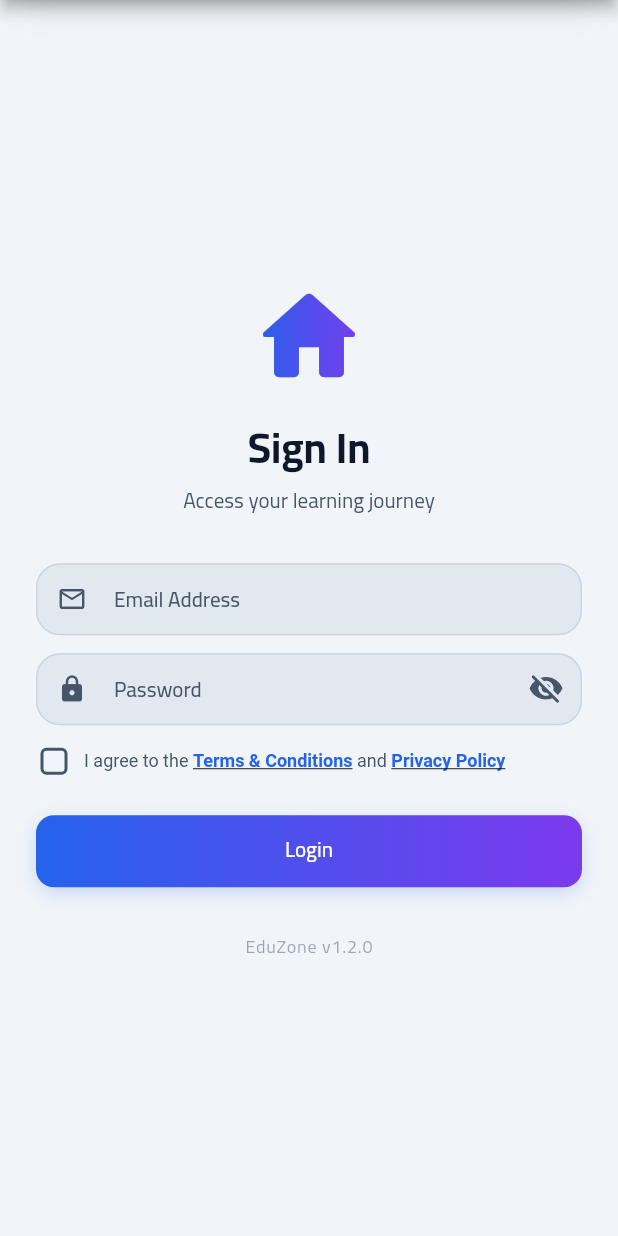
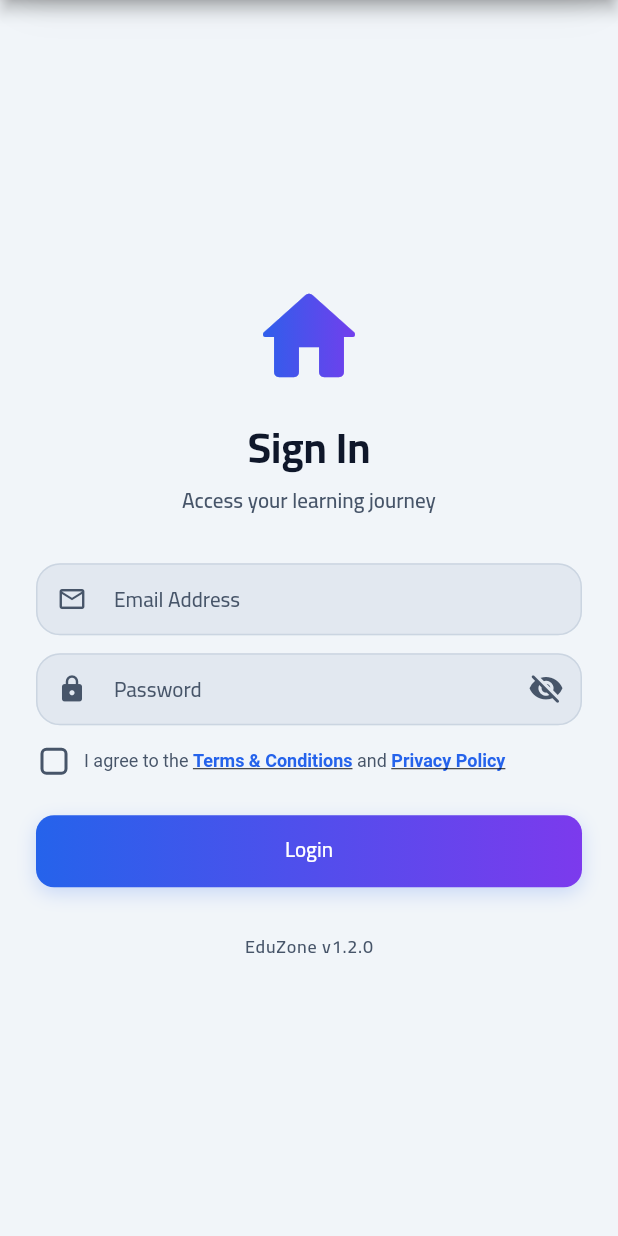
Before and after one commit to mi9092921-alt/EduZone_App, a Flutter app: the screen it shows after launch, on a phone screen of 412 x 824 dp. Run offline on Flutter 3.47's test engine with Material 3 defaults, Android fonts, the phone set to English and light mode, and no system bars; our stand-ins replace cached_network_image, connectivity_plus, device_info_plus, dio, equatable, firebase_core and 21 more; missing offline and left inert: background_downloader, encrypt, flutter_inappwebview, freerasp, installed_apps, media_kit and 3 more; accounts and stored records are empty; generated files the repository leaves out were written again; network calls fail; statements that could not run were skipped.

Commit message:
fix(auth): repair login-screen accessibility + duplicate Arabic button label
Real-device integration run exposed three genuine a11y/copy defects:
- WCAG: login subtitle rendered 3.76:1 and version footer 1.56:1 — Cairo
  w400 strokes at 14/12px anti-alias below the nominal 6.9:1. Both texts
  now render at w600 full-opacity textSecondary (passes textContrastGuideline).
- The agree-to-terms Checkbox was an unlabeled tappable node; the row is
  now wrapped in MergeSemantics + explicit label.
- The full-screen keyboard-dismissal GestureDetector leaked an unnamed
  tap node; now excludeFromSemantics.
- Arabic loginTitle and loginButton were both 'تسجيل الدخول'; button is
  now 'دخول' (also fixes the RTL integration test collision).

```diff
--- a/lib/core/l10n/arb/app_ar.arb
+++ b/lib/core/l10n/arb/app_ar.arb
@@ -7,7 +7,7 @@
   "loginSubtitle": "الوصول إلى رحلتك التعليمية",
   "emailHint": "البريد الإلكتروني",
   "passwordHint": "كلمة المرور",
-  "loginButton": "تسجيل الدخول",
+  "loginButton": "دخول",
   "forgotPassword": "نسيت كلمة المرور؟",
 
   "homeTab": "الرئيسية",
--- a/lib/features/auth/presentation/screens/login_screen.dart
+++ b/lib/features/auth/presentation/screens/login_screen.dart
@@ -70,9 +70,13 @@ class _LoginScreenState extends ConsumerState<LoginScreen> {
     return AppScreen(
       isLoading: isLoading,
       scrollable: false,
+      // Keyboard-dismissal gesture, not a control: excluded from the
+      // semantics tree so it does not surface as an unnamed full-screen
+      // tappable node (labeledTapTargetGuideline).
       child: GestureDetector(
         onTap: () => FocusScope.of(context).unfocus(),
         behavior: HitTestBehavior.opaque,
+        excludeFromSemantics: true,
         child: LayoutBuilder(
           builder: (context, constraints) {
             return SingleChildScrollView(
@@ -105,8 +109,14 @@ class _LoginScreenState extends ConsumerState<LoginScreen> {
                       const SizedBox(height: AppSpacing.xs),
                       Text(
                         l10n.loginSubtitle,
+                        // w600 keeps glyph stems thick enough that the
+                        // rendered (anti-aliased) pixels of the Cairo font
+                        // hold the nominal WCAG 4.5:1 contrast at 14px —
+                        // w400 strokes blend with the background below the
+                        // limit that textContrastGuideline measures.
                         style: AppTextStyles.bodyMedium.copyWith(
                           color: AppColors.textSecondary,
+                          fontWeight: FontWeight.w600,
                         ),
                       ),
                       const SizedBox(height: AppSpacing.xl2),
@@ -163,7 +173,19 @@ class _LoginScreenState extends ConsumerState<LoginScreen> {
                       const SizedBox(height: AppSpacing.md),
 
                       // Terms Agreement
-                      Row(
+                      // MergeSemantics + explicit label: the bare Checkbox
+                      // node is tappable but unlabeled, which fails the
+                      // labeledTapTargetGuideline. Merging the row gives
+                      // screen readers one node: checked state + full
+                      // "agree to terms / privacy" label + tap.
+                      MergeSemantics(
+                        child: Semantics(
+                          label: '${l10n.agreeToTermsPrefix}'
+                              '${l10n.termsAndConditions}'
+                              '${l10n.agreeToTermsMiddle}'
+                              '${l10n.privacyPolicy}'
+                              '${l10n.agreeToTermsSuffix}',
+                          child: Row(
                             children: [
                               SizedBox(
                                 height: 24,
@@ -174,8 +196,8 @@ class _LoginScreenState extends ConsumerState<LoginScreen> {
                                   shape: const RoundedRectangleBorder(
                                     borderRadius: AppRadius.xxsBorder,
                                   ),
-                              onChanged: (value) =>
-                                  setState(() => _agreedToTerms = value ?? false),
+                                  onChanged: (value) => setState(
+                                      () => _agreedToTerms = value ?? false),
                                 ),
                               ),
                               const SizedBox(width: AppSpacing.sm),
@@ -213,6 +235,8 @@ class _LoginScreenState extends ConsumerState<LoginScreen> {
                               ),
                             ],
                           ),
+                        ),
+                      ),
 
                       const SizedBox(height: AppSpacing.xl),
 
@@ -241,12 +265,17 @@ class _LoginScreenState extends ConsumerState<LoginScreen> {
                         ),
 
                       const SizedBox(height: AppSpacing.xl2),
-                      // Version Footer
+                      // Version Footer. The previous alpha:0.5 fade put the
+                      // rendered contrast at 1.56:1 — a hard WCAG failure.
+                      // Full-opacity textSecondary (~6.9:1 nominal) at w600
+                      // stays visually quiet while surviving the rendered
+                      // pixel measurement at 12px.
                       if (_appVersion.isNotEmpty)
                         Text(
                           '${l10n.appTitle} ${l10n.versionLabel(_appVersion)}',
                           style: AppTextStyles.bodySmall.copyWith(
-                            color: AppColors.textSecondary.withValues(alpha: 0.5),
+                            color: AppColors.textSecondary,
+                            fontWeight: FontWeight.w600,
                             letterSpacing: 0.5,
                           ),
                         ),
```
Also changed, not shown: lib/core/l10n/arb/app_localizations.dart (+12 -0 lines), lib/core/l10n/arb/app_localizations_ar.dart (+4 -4 lines). Lines whose indentation alone changed are shown as unchanged.
